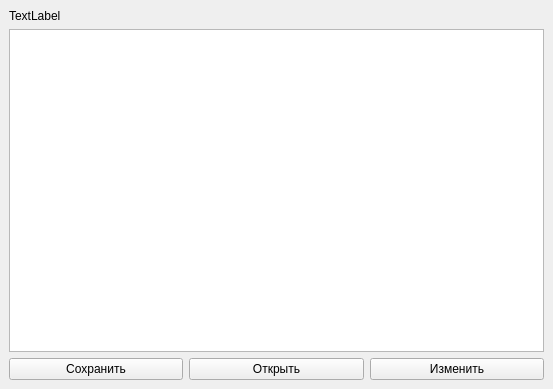
Qt form pythonon/HAWAI.ui (Tea1Baron/gofofo) before a commit.
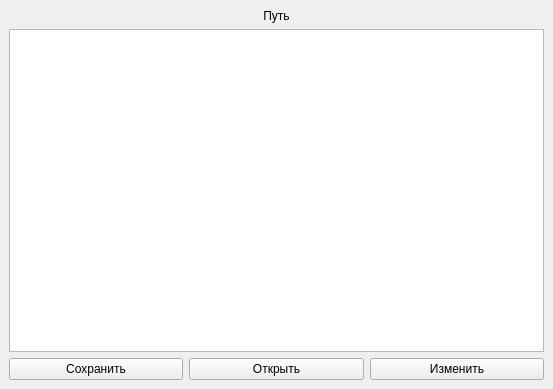
The same form after that commit.

Patch:
```diff
--- a/pythonon/HAWAI.ui
+++ b/pythonon/HAWAI.ui
@@ -16,14 +16,24 @@
   <widget class="QWidget" name="centralwidget">
    <layout class="QVBoxLayout" name="verticalLayout_2">
     <item>
-     <layout class="QVBoxLayout" name="verticalLayout">
-      <item>
-       <widget class="QLabel" name="path_lable">
+     <widget class="QPushButton" name="path_lable">
+      <property name="toolTip">
+       <string>&lt;html&gt;&lt;head/&gt;&lt;body&gt;&lt;p align=&quot;center&quot;&gt;&lt;span style=&quot; font-size:10pt; color:#ffffff;&quot;&gt;нажать что бы скопировать &lt;/span&gt;&lt;/p&gt;&lt;/body&gt;&lt;/html&gt;</string>
+      </property>
+      <property name="styleSheet">
+       <string notr="true">background-color: transparent;
+border: none;
+color: black;
+hover background-color: rgba(255, 255, 255, 100);
+pressed background-color: rgba(255, 255, 255, 50);</string>
+      </property>
         <property name="text">
-         <string>TextLabel</string>
+       <string>Путь</string>
         </property>
        </widget>
       </item>
+    <item>
+     <layout class="QVBoxLayout" name="verticalLayout">
       <item>
        <widget class="QTextEdit" name="textEdit"/>
       </item>
```
Lines whose indentation alone changed are shown as unchanged.
